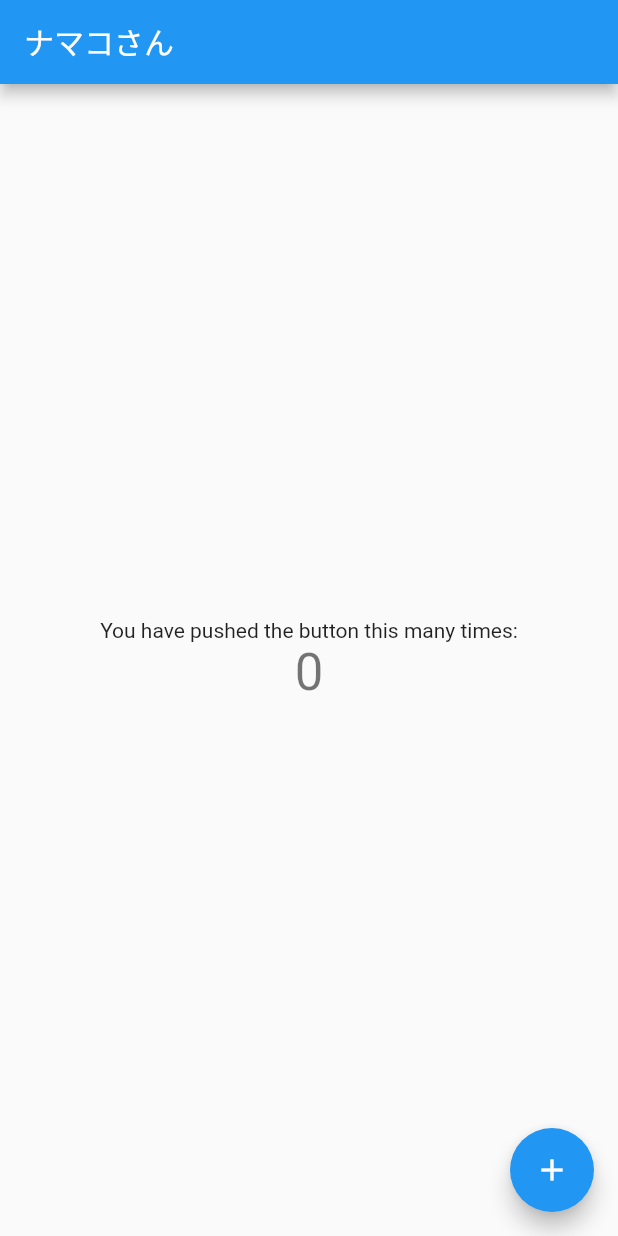
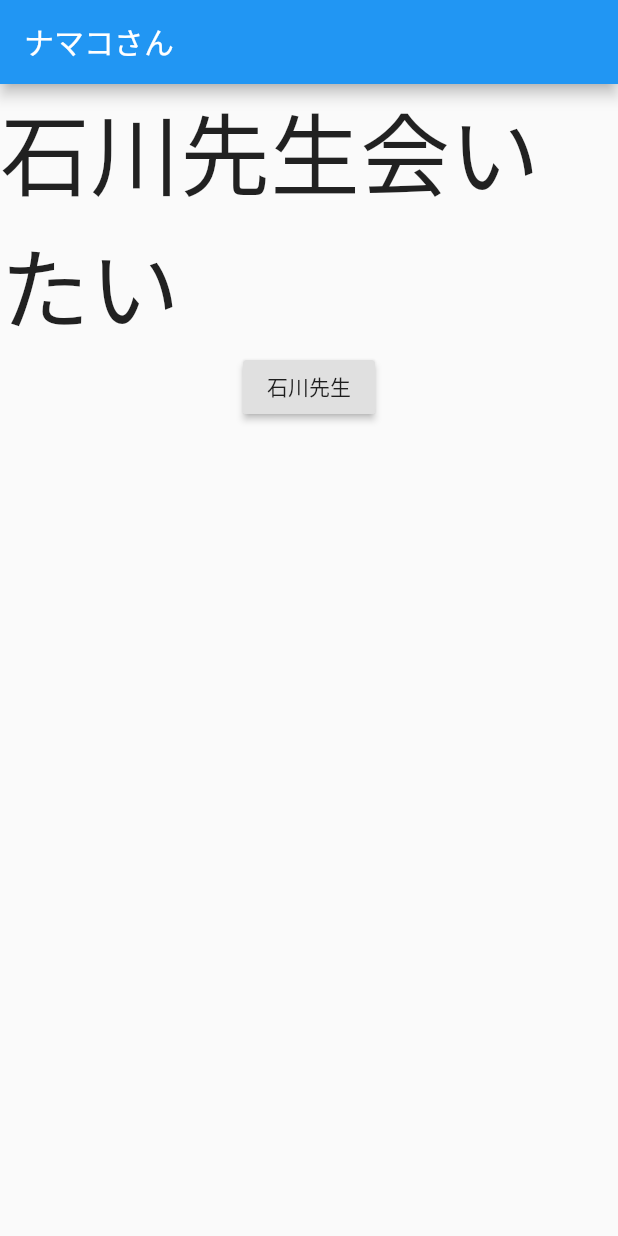
Before and after one commit to LLL78/tapping, a Flutter app: the screen it shows after launch, on a phone screen of 412 x 824 dp. Run offline on Flutter 3.47's test engine with Material 2 defaults, Android fonts, the phone set to English and light mode, and no system bars.

```diff
--- a/lib/main.dart
+++ b/lib/main.dart
@@ -1,10 +1,14 @@
 import 'package:flutter/material.dart';
+import 'package:provider/provider.dart';
+import 'package:tapping/main_model.dart';
 
 void main() {
   runApp(MyApp());
 }
 
 class MyApp extends StatelessWidget {
+
+
 
   @override
   Widget build(BuildContext context) {
@@ -32,43 +36,41 @@ class MyHomePage extends StatefulWidget {
 }
 
 class _MyHomePageState extends State<MyHomePage> {
-  int _counter = 0;
 
-  void _incrementCounter() {
-    setState(() {
 
-      _counter++;
-    });
-  }
 
   @override
   Widget build(BuildContext context) {
 
-    return Scaffold(
+    return ChangeNotifierProvider<MainModel>(
+      create: (_) => MainModel(),
+      child: Scaffold(
         appBar: AppBar(
 
           title: Text('ナマコさん'),
         ),
-      body: Center(
-
+        body: Consumer<MainModel>(builder: (context, model, child) {
+            return Center(
               child: Column(
-
-          mainAxisAlignment: MainAxisAlignment.center,
-          children: <Widget>[
+                children: [
                   Text(
-              'You have pushed the button this many times:',
+                      model.kboyText,
+                    style: TextStyle(
+                      fontSize: 60,
                     ),
-            Text(
-              '$_counter',
-              style: Theme.of(context).textTheme.headline4,
+                  ),
+                  RaisedButton(
+                    child: Text('石川先生'),
+                    onPressed: (){
+                      model.changeKboyText();
+                    },
                   ),
                 ],
               ),
+            );
+          }
         ),
-      floatingActionButton: FloatingActionButton(
-        onPressed: _incrementCounter,
-        tooltip: 'Increment',
-        child: Icon(Icons.add),
+
       ),
     );
   }
--- /dev/null
+++ b/lib/main_model.dart
@@ -0,0 +1,10 @@
+import 'package:flutter/material.dart';
+
+class MainModel extends ChangeNotifier{
+  String kboyText = '石川先生会いたい';
+
+  void changeKboyText(){
+    kboyText = '石川先生大好き';
+    notifyListeners();
+  }
+}
```
Also changed, not shown: pubspec.yaml (+3 -54 lines), pubspec.lock. Lines whose indentation alone changed are shown as unchanged.
